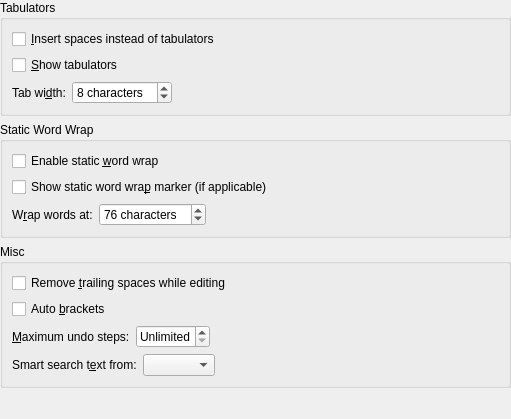
Qt form part/part/ui/editconfigwidget.ui (KDE/kate) before a commit.
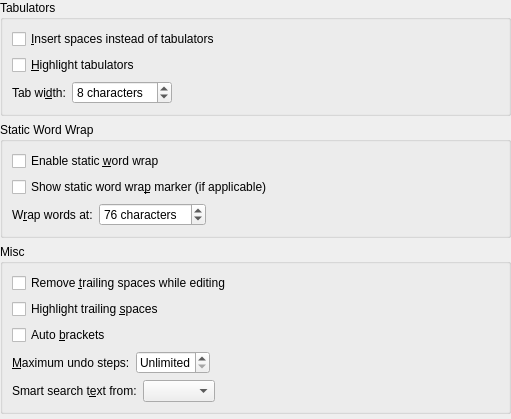
The same form after that commit.

Commit message: * options for both highlight tabs and trailing spaces  * more eye-candy visualization  * todo: fix some bugs, optimize for speed :)

Diff of the .ui file:
```diff
--- a/part/part/ui/editconfigwidget.ui
+++ b/part/part/ui/editconfigwidget.ui
@@ -44,7 +44,7 @@
          <string>The editor will display a symbol to indicate the presence of a tab in the text.</string>
         </property>
         <property name="text" >
-         <string>&amp;Show tabulators</string>
+         <string>&amp;Highlight tabulators</string>
         </property>
        </widget>
       </item>
@@ -209,6 +209,13 @@
         </property>
        </widget>
       </item>
+      <item>
+       <widget class="QCheckBox" name="chkShowSpaces" >
+        <property name="text" >
+         <string>Highlight trailing &amp;spaces</string>
+        </property>
+       </widget>
+      </item>
       <item>
        <widget class="QCheckBox" name="chkAutoBrackets" >
         <property name="whatsThis" >
```
The commit also changes 8 other files.
